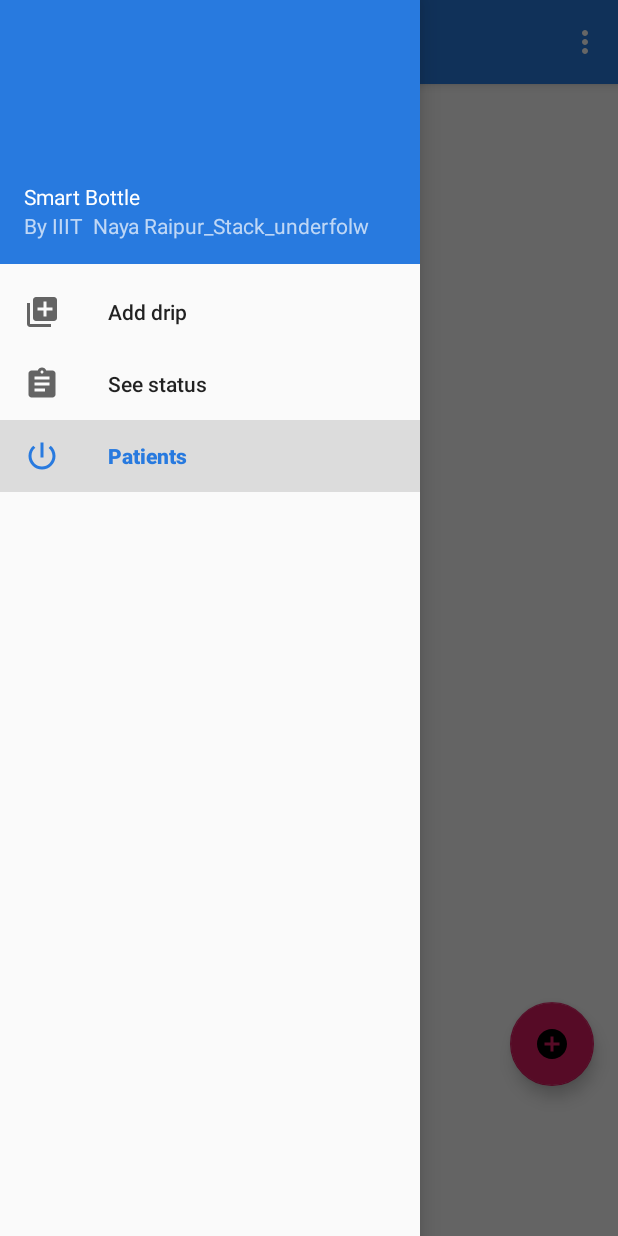
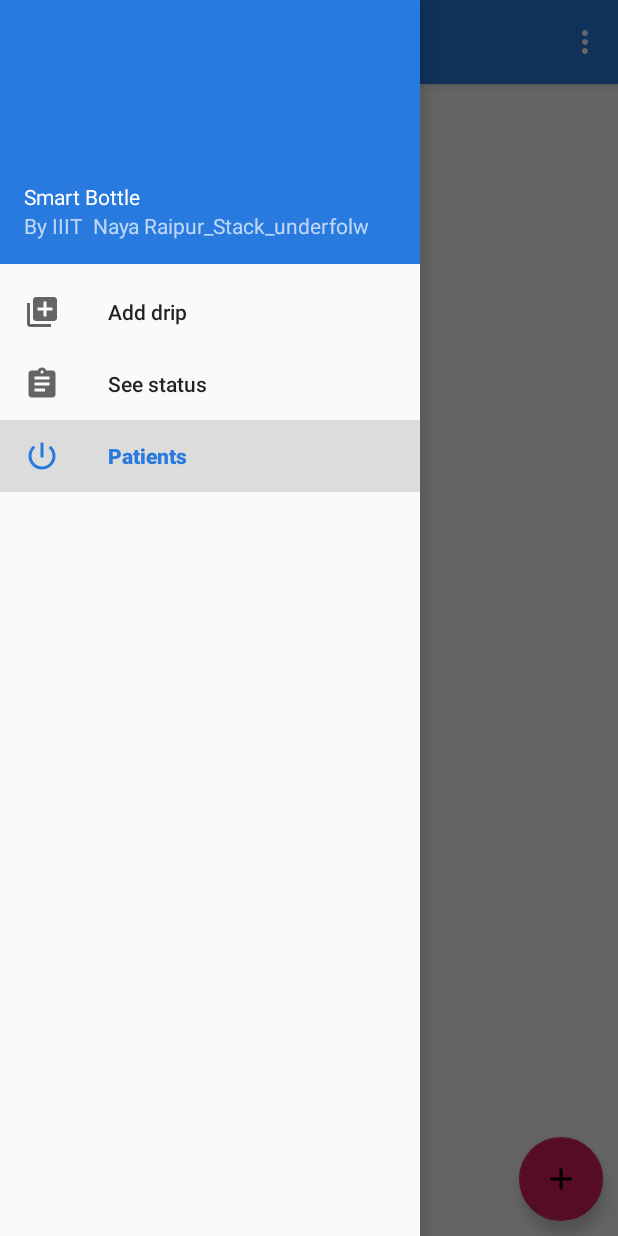
Before and after one commit to pratikg1999/Bottle_Monitor, an Android app: the PatientsFragment screen opened through its navigation route, with the side drawer open, on a phone screen of 412 x 824 dp. Run offline under Robolectric (Android 15) with nearby library versions, the phone set to English and light mode, and no system bars; our stand-ins replace Firebase (no records; nobody signed in at launch, a user with empty details on screens opened directly), navigation-ui; 4 statements that could not run were skipped.

Commit message:
Floating action button working

```diff
--- a/app/src/main/java/com/example/bottle_monitor/PatientsFragment.java
+++ b/app/src/main/java/com/example/bottle_monitor/PatientsFragment.java
@@ -17,6 +17,7 @@
 import android.view.LayoutInflater;
 import android.view.View;
 import android.view.ViewGroup;
+import android.view.inputmethod.InputMethodManager;
 import android.widget.Button;
 import android.widget.EditText;
 import android.widget.TextView;
@@ -128,6 +129,12 @@
     public View onCreateView(LayoutInflater inflater, ViewGroup container,
                              Bundle savedInstanceState) {
         View v = inflater.inflate(R.layout.fragment_patients, container, false);
+        v.requestFocus();
+        View keyboardView = getActivity().getCurrentFocus();
+        if (keyboardView != null) {
+            InputMethodManager imm = (InputMethodManager)getActivity().getSystemService(Context.INPUT_METHOD_SERVICE);
+            imm.hideSoftInputFromWindow(keyboardView.getWindowToken(), 0);
+        }
         rv_patients = v.findViewById(R.id.rv_patients);
         tv_no_patients = v.findViewById(R.id.tv_no_patients);
 
--- a/app/src/main/res/drawable/plus.xml
+++ b/app/src/main/res/drawable/plus.xml
@@ -5,5 +5,5 @@
         android:viewportHeight="24.0">
     <path
         android:fillColor="#FF000000"
-        android:pathData="M12,2C6.48,2 2,6.48 2,12s4.48,10 10,10 10,-4.48 10,-10S17.52,2 12,2zM17,13h-4v4h-2v-4L7,13v-2h4L11,7h2v4h4v2z"/>
+        android:pathData="M19,13h-6v6h-2v-6H5v-2h6V5h2v6h6v2z"/>
 </vector>
--- a/app/src/main/res/layout/fragment_patients.xml
+++ b/app/src/main/res/layout/fragment_patients.xml
@@ -4,33 +4,41 @@
     android:layout_width="match_parent"
     android:layout_height="match_parent"
     android:orientation="vertical"
+    android:gravity="center_vertical"
     tools:context=".PatientsFragment">
-
+    <FrameLayout
+        android:layout_width="match_parent"
+        android:layout_height="match_parent">
     <TextView
         android:id="@+id/tv_no_patients"
         android:layout_width="match_parent"
         android:layout_height="wrap_content"
-        android:layout_weight="1"
+        android:layout_gravity="center_vertical"
         android:textAlignment="center"
-        android:gravity="center_vertical"
         android:text="No record!" />
 
     <androidx.recyclerview.widget.RecyclerView
         android:id="@+id/rv_patients"
         android:layout_width="match_parent"
         android:layout_height="match_parent"
-        android:layout_weight="1"/>
+        />
+
     <com.google.android.material.floatingactionbutton.FloatingActionButton
         android:id="@+id/fab_add_patient"
+        android:src="@drawable/plus"
+        android:layout_gravity="bottom|end"
+        android:layout_margin="10dp"
         android:layout_width="wrap_content"
         android:layout_height="wrap_content"
-        android:layout_gravity="bottom|end"
-        android:layout_marginLeft="@dimen/fab_margin"
-        android:layout_marginTop="@dimen/fab_margin"
-        android:layout_marginRight="@dimen/fab_margin"
-        android:layout_marginBottom="100dp"
-        android:padding="0dp"
-        android:src="@drawable/plus" />
 
+        />
 
+    </FrameLayout>
 </LinearLayout>
+<!--    android:layout_width="wrap_content"-->
+<!--    android:layout_height="wrap_content"-->
+<!--    android:layout_gravity="bottom|end"-->
+<!--    android:layout_marginLeft="@dimen/fab_margin"-->
+<!--    android:layout_marginTop="@dimen/fab_margin"-->
+<!--    android:layout_marginRight="@dimen/fab_margin"-->
+<!--    android:layout_marginBottom="100dp"-->
```
